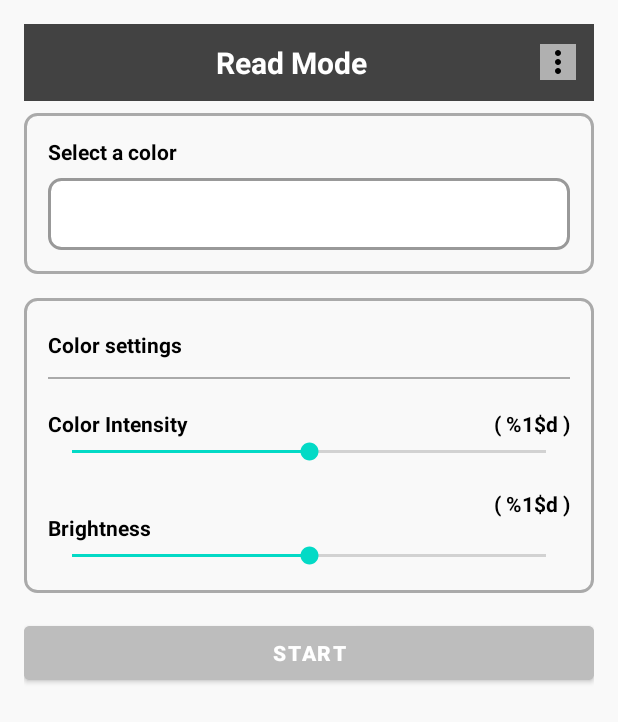
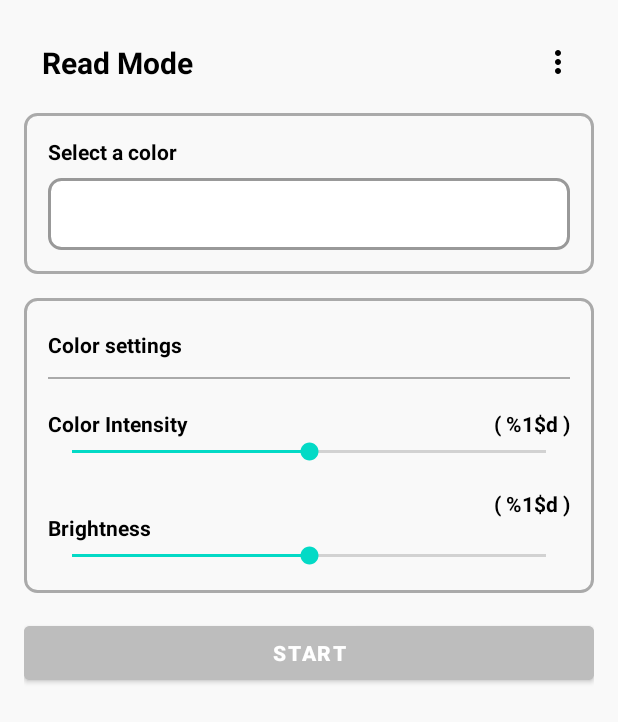
Before and after one commit to alanquintero/readmode, an Android app: the layout activity_main.xml on its own in the app's theme, with its tools: preview values and no code run, on a phone screen of 412 x 824 dp. Shown: the top 722 px of the screen. Run offline under Robolectric (Android 15) with nearby library versions, the phone set to English and light mode, and no system bars.

Commit message:
Improve the banner design

```diff
--- a/app/src/main/res/layout/activity_main.xml
+++ b/app/src/main/res/layout/activity_main.xml
@@ -1,8 +1,9 @@
 <?xml version="1.0" encoding="utf-8"?>
 <ScrollView xmlns:android="http://schemas.android.com/apk/res/android"
+    xmlns:app="http://schemas.android.com/apk/res-auto"
     android:layout_width="match_parent"
     android:layout_height="match_parent"
-    android:background="@color/backGround"
+    android:background="@color/background_primary"
     android:fitsSystemWindows="true">
 
     <LinearLayout
@@ -14,7 +15,7 @@
         <LinearLayout
             android:layout_width="match_parent"
             android:layout_height="wrap_content"
-            android:background="@color/banner_background"
+            android:background="@color/background_primary"
             android:gravity="center_vertical"
             android:orientation="horizontal"
             android:padding="12dp">
@@ -25,9 +26,9 @@
                 android:layout_width="0dp"
                 android:layout_height="wrap_content"
                 android:layout_weight="1"
-                android:gravity="center"
+                android:gravity="start"
                 android:text="@string/app_name"
-                android:textColor="@color/colorOnPrimary"
+                android:textColor="@color/text_primary"
                 android:textSize="20sp"
                 android:textStyle="bold" />
 
@@ -36,9 +37,10 @@
                 android:id="@+id/bannerMenu"
                 android:layout_width="wrap_content"
                 android:layout_height="wrap_content"
-                android:background="@color/menu_background"
+                android:background="@color/background_primary"
                 android:contentDescription="@string/menu_desc"
-                android:src="@drawable/ic_more_vert" />
+                android:src="@drawable/ic_more_vert"
+                app:tint="@color/text_primary" />
         </LinearLayout>
 
         <LinearLayout
@@ -57,7 +59,7 @@
                 android:layout_height="wrap_content"
                 android:layout_marginBottom="8dp"
                 android:text="@string/select_color"
-                android:textColor="@color/textPrimary"
+                android:textColor="@color/text_primary"
                 android:textStyle="bold" />
 
             <!-- Spinner -->
@@ -87,7 +89,7 @@
                 android:layout_marginTop="5dp"
                 android:layout_marginBottom="8dp"
                 android:text="@string/color_settings_label"
-                android:textColor="@color/textPrimary"
+                android:textColor="@color/text_primary"
                 android:textStyle="bold" />
 
             <View
@@ -110,7 +112,7 @@
                     android:layout_height="wrap_content"
                     android:layout_weight="1"
                     android:text="@string/intensity"
-                    android:textColor="@color/textPrimary"
+                    android:textColor="@color/text_primary"
                     android:textStyle="bold" />
 
                 <TextView
@@ -118,7 +120,7 @@
                     android:layout_width="wrap_content"
                     android:layout_height="wrap_content"
                     android:text="@string/color_intensity"
-                    android:textColor="@color/textPrimary"
+                    android:textColor="@color/text_primary"
                     android:textStyle="bold" />
 
             </LinearLayout>
@@ -144,7 +146,7 @@
                     android:layout_marginTop="16dp"
                     android:layout_weight="1"
                     android:text="@string/brightness"
-                    android:textColor="@color/textPrimary"
+                    android:textColor="@color/text_primary"
                     android:textStyle="bold" />
 
                 <TextView
@@ -152,7 +154,7 @@
                     android:layout_width="wrap_content"
                     android:layout_height="wrap_content"
                     android:text="@string/brightness_level"
-                    android:textColor="@color/textPrimary"
+                    android:textColor="@color/text_primary"
                     android:textStyle="bold" />
 
             </LinearLayout>
@@ -181,7 +183,7 @@
             android:layout_marginTop="16dp"
             android:backgroundTint="@color/gray_disabled"
             android:text="@string/start"
-            android:textColor="@color/colorOnPrimary"
+            android:textColor="@color/color_on_primary"
             android:textStyle="bold" />
 
     </LinearLayout>
--- a/app/src/main/res/values-night/colors-dark.xml
+++ b/app/src/main/res/values-night/colors-dark.xml
@@ -1,19 +1,13 @@
 <?xml version="1.0" encoding="utf-8"?>
 <resources>
     <!-- Background color for Dark Mode -->
-    <color name="backGround">#121212</color>
+    <color name="background_primary">#121212</color>
 
     <!-- Text colors -->
-    <color name="textPrimary">#FFFFFF</color>
-    <color name="textSecondary">#BBBBBB</color>
-
-    <color name="colorPrimary">#90CAF9</color>
-    <color name="colorOnPrimary">#000000</color>
-
-    <!-- Banner -->
-    <color name="banner_background">#B0B0B0</color>
-    <!-- Menu -->
-    <color name="menu_background">#424242</color>
+    <color name="text_primary">#FFFFFF</color>
+    <color name="text_secondary">#BBBBBB</color>
+    <color name="color_primary">#90CAF9</color>
+    <color name="color_on_primary">#000000</color>
 
     <!-- Buttons -->
     <color name="btn_default_custom_color">#505050</color>
--- a/app/src/main/res/values/colors.xml
+++ b/app/src/main/res/values/colors.xml
@@ -1,23 +1,17 @@
 <?xml version="1.0" encoding="utf-8"?>
 <resources>
     <!-- Background color for Light Mode -->
-    <color name="backGround">#F9F9F9</color>
+    <color name="background_primary">#F9F9F9</color>
 
     <!-- Text colors -->
-    <color name="textPrimary">#000000</color>
-    <color name="textSecondary">#555555</color>
-
-    <color name="colorPrimary">#2196F3</color>
-    <color name="colorOnPrimary">#FFFFFF</color>
+    <color name="text_primary">#000000</color>
+    <color name="text_secondary">#555555</color>
+    <color name="color_primary">#2196F3</color>
+    <color name="color_on_primary">#FFFFFF</color>
 
     <!-- Status bar -->
     <color name="status_bar_light">#FDFDFD</color>
     <color name="status_bar_dark">#121212</color>
-
-    <!-- Banner -->
-    <color name="banner_background">#424242</color>
-    <!-- Menu -->
-    <color name="menu_background">#B0B0B0</color>
 
     <!-- Spinner -->
     <color name="spinner_bg_light">#FFFFFF</color>
```
